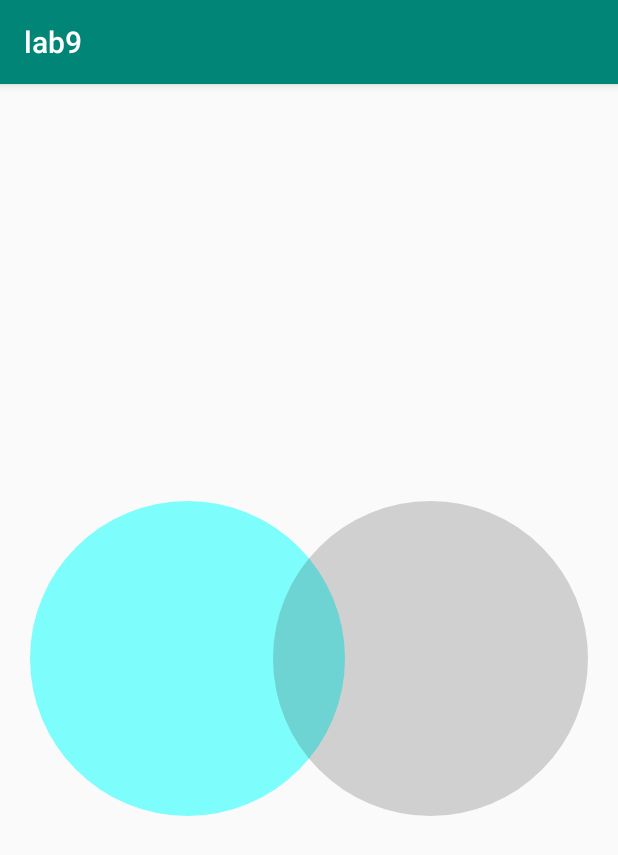
After one commit to Dybcioo/AndroidLab, an Android app: the ThirdActivity screen opened directly, with no data from a screen before it, on a phone screen of 412 x 824 dp. The commit adds this screen. Shown: the top 855 px of the screen. Run offline under Robolectric (Android 15) with nearby library versions, the phone set to English and light mode, and no system bars.

Commit message:
add task 3 [lab9]

```diff
--- a/lab9/app/src/main/AndroidManifest.xml
+++ b/lab9/app/src/main/AndroidManifest.xml
@@ -9,7 +9,20 @@
         android:roundIcon="@mipmap/ic_launcher_round"
         android:supportsRtl="true"
         android:theme="@style/AppTheme">
-        <activity android:name=".SecondActivity"></activity>
+        <activity android:name=".ThirdActivity">
+            <intent-filter>
+                <action android:name="android.intent.action.MAIN" />
+
+                <category android:name="android.intent.category.LAUNCHER" />
+            </intent-filter>
+        </activity>
+        <activity android:name=".SecondActivity">
+            <intent-filter>
+                <action android:name="android.intent.action.MAIN" />
+
+                <category android:name="android.intent.category.LAUNCHER" />
+            </intent-filter>
+        </activity>
         <activity android:name=".ShowImageActivity" />
         <activity android:name=".MainActivity">
             <intent-filter>
--- /dev/null
+++ b/lab9/app/src/main/java/com/example/lab9/ThirdActivity.java
@@ -0,0 +1,17 @@
+package com.example.lab9;
+
+import androidx.appcompat.app.AppCompatActivity;
+
+import android.graphics.Bitmap;
+import android.graphics.BitmapFactory;
+import android.os.Bundle;
+import android.widget.ImageView;
+
+public class ThirdActivity extends AppCompatActivity {
+
+    @Override
+    protected void onCreate(Bundle savedInstanceState) {
+        super.onCreate(savedInstanceState);
+        setContentView(R.layout.activity_third);
+    }
+}
--- /dev/null
+++ b/lab9/app/src/main/res/drawable/oval1.xml
@@ -0,0 +1,5 @@
+<?xml version="1.0" encoding="utf-8"?>
+<shape xmlns:android="http://schemas.android.com/apk/res/android"
+    android:shape="oval">
+    <solid android:color="#7F00ffff"/>
+</shape>
--- /dev/null
+++ b/lab9/app/src/main/res/drawable/oval2.xml
@@ -0,0 +1,5 @@
+<?xml version="1.0" encoding="utf-8"?>
+<shape xmlns:android="http://schemas.android.com/apk/res/android"
+    android:shape="oval">
+    <solid android:color="#36363636"/>
+</shape>
--- /dev/null
+++ b/lab9/app/src/main/res/layout/activity_third.xml
@@ -0,0 +1,30 @@
+<?xml version="1.0" encoding="utf-8"?>
+<androidx.constraintlayout.widget.ConstraintLayout xmlns:android="http://schemas.android.com/apk/res/android"
+    xmlns:app="http://schemas.android.com/apk/res-auto"
+    xmlns:tools="http://schemas.android.com/tools"
+    android:layout_width="match_parent"
+    android:layout_height="match_parent"
+    tools:context=".ThirdActivity">
+
+    <ImageView
+        android:id="@+id/imageView2"
+        android:layout_width="@dimen/size"
+        android:layout_height="@dimen/size"
+        android:padding="@dimen/padding"
+        app:layout_constraintBottom_toBottomOf="parent"
+        app:layout_constraintStart_toStartOf="parent"
+        app:layout_constraintTop_toTopOf="parent"
+        app:layout_constraintVertical_bias="0.498"
+        android:src="@drawable/oval1" />
+
+    <ImageView
+        android:id="@+id/imageView3"
+        android:layout_width="@dimen/size"
+        android:layout_height="@dimen/size"
+        android:padding="@dimen/padding"
+        app:layout_constraintBottom_toBottomOf="parent"
+        app:layout_constraintEnd_toEndOf="parent"
+        app:layout_constraintTop_toTopOf="parent"
+        app:layout_constraintVertical_bias="0.498"
+        android:src="@drawable/oval2" />
+</androidx.constraintlayout.widget.ConstraintLayout>
--- a/lab9/app/src/main/res/values/dimens.xml
+++ b/lab9/app/src/main/res/values/dimens.xml
@@ -2,4 +2,6 @@
 <resources>
     <dimen name="jelly_width">300dp</dimen>
     <dimen name="jelly_height">300dp</dimen>
+    <dimen name="size">250dp</dimen>
+    <dimen name="padding">20dp</dimen>
 </resources>
```
